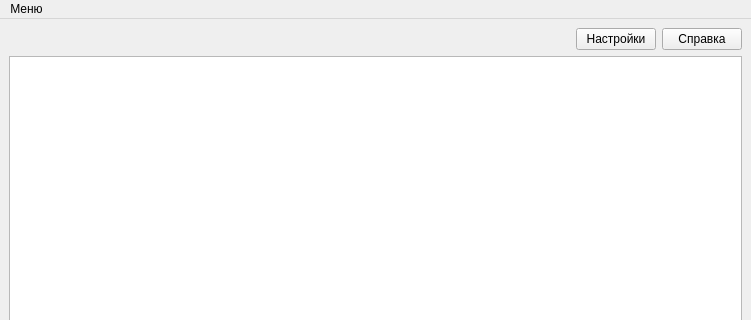
This is MainWindow.ui in mrEscow/GB_QT as Qt 5 draws it before an edit; both pictures show x 0 to 751 and y 0 to 320 of the 751 by 565 pixel window. The edited form follows.
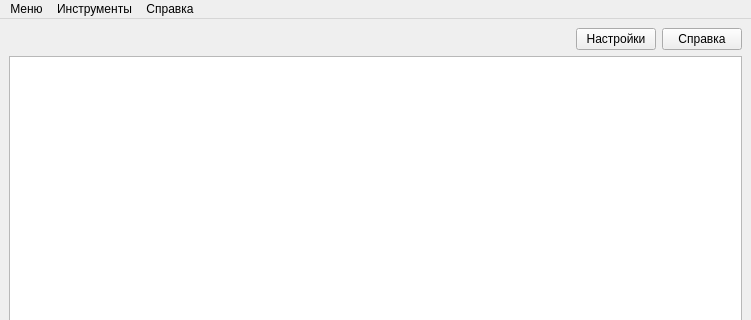
This is the edited form.

Commit message: added new menu battons

What changed in the file:
```diff
--- a/MainWindow.ui
+++ b/MainWindow.ui
@@ -86,12 +86,28 @@
     <property name="title">
      <string>Меню</string>
     </property>
-    <addaction name="save"/>
-    <addaction name="save_as"/>
-    <addaction name="open"/>
-    <addaction name="open_as"/>
+    <addaction name="menuSave"/>
+    <addaction name="menuSave_as"/>
+    <addaction name="menuOpen"/>
+    <addaction name="menuOpen_as"/>
+    <addaction name="separator"/>
+    <addaction name="menuExit"/>
+   </widget>
+   <widget class="QMenu" name="tools">
+    <property name="title">
+     <string>Инструменты</string>
+    </property>
+    <addaction name="toolsParametrs"/>
+   </widget>
+   <widget class="QMenu" name="help">
+    <property name="title">
+     <string>Справка</string>
+    </property>
+    <addaction name="helpAboutProgramm"/>
    </widget>
    <addaction name="menu"/>
+   <addaction name="tools"/>
+   <addaction name="help"/>
   </widget>
   <widget class="QStatusBar" name="statusbar"/>
   <action name="save">
```
Left out of the diff: 23 changed lines with no effect on the pictures. The commit also changes 1 other file.
